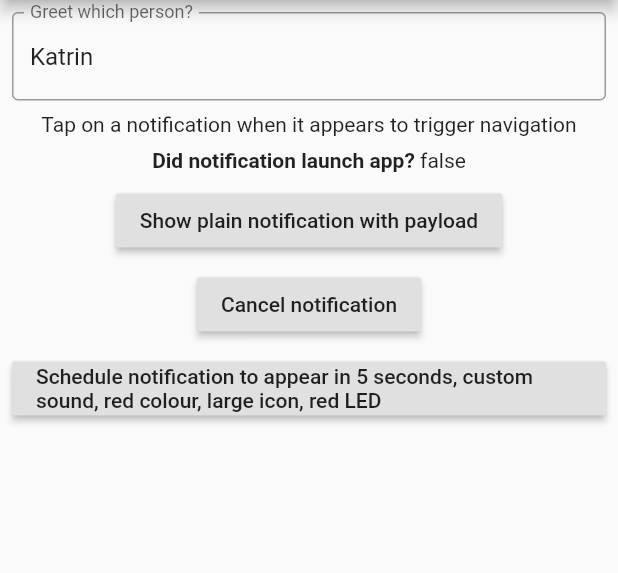
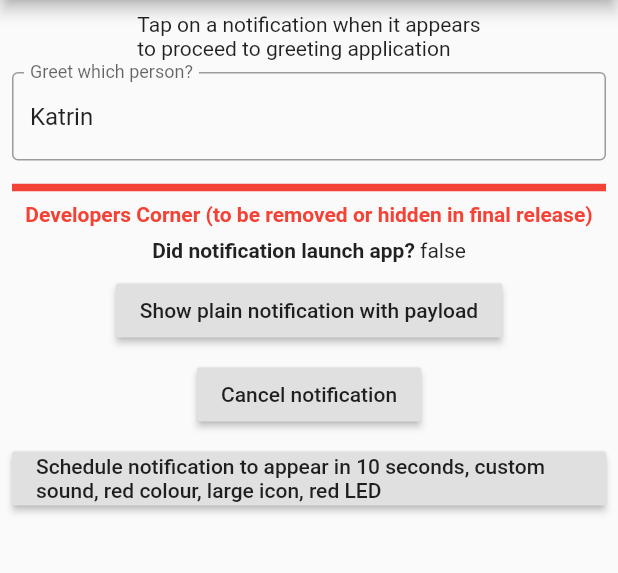
Before and after one commit to ascheman/ichdenkandich, a Flutter app: the screen it shows after launch, on a phone screen of 412 x 824 dp, the part 84-657 px from its top. Run offline on Flutter 3.47's test engine with Material 2 defaults, Android fonts, the phone set to English and light mode, and no system bars; our stand-ins replace flutter_local_notifications, logger, rxdart; missing offline and left inert: flutter_appavailability.

Commit message:
Introduce _developers corner_ (part of the screen for dev/test)

```diff
--- a/lib/main.dart
+++ b/lib/main.dart
@@ -125,6 +125,8 @@ class _MyHomePageState extends State<MyHomePage> {
 
   String targetPerson = "Katrin";
 
+  final testScheduledNotificationDelay = 10;
+
   @override
   void initState() {
     super.initState();
@@ -204,6 +206,11 @@ class _MyHomePageState extends State<MyHomePage> {
               children: <Widget>[
                 Padding(
                   padding: EdgeInsets.fromLTRB(0.0, 0.0, 0.0, 8.0),
+                  child: Text(
+                      'Tap on a notification when it appears\nto proceed to greeting application'),
+                ),
+                Padding(
+                    padding: EdgeInsets.fromLTRB(0.0, 0.0, 0.0, 8.0),
                     child: TextFormField(
                       decoration: InputDecoration(
                         border: OutlineInputBorder(),
@@ -215,12 +222,22 @@ class _MyHomePageState extends State<MyHomePage> {
                           targetPerson = textinput;
                         });
                       },
-                  )
+                    )),
+                const Divider(
+                  color: Colors.red,
+                  height: 20,
+                  thickness: 5,
+                  indent: 0,
+                  endIndent: 0,
                 ),
                 Padding(
                   padding: EdgeInsets.fromLTRB(0.0, 0.0, 0.0, 8.0),
-                  child: Text(
-                      'Tap on a notification when it appears to trigger navigation'),
+                  child: Text.rich(
+                    TextSpan(
+                        style: TextStyle(fontWeight: FontWeight.bold, color: Colors.red),
+                        text:
+                            'Developers Corner (to be removed or hidden in final release)'),
+                  ),
                 ),
                 Padding(
                   padding: EdgeInsets.fromLTRB(0.0, 0.0, 0.0, 8.0),
@@ -271,9 +288,9 @@ class _MyHomePageState extends State<MyHomePage> {
                 ),
                 PaddedRaisedButton(
                   buttonText:
-                      'Schedule notification to appear in 5 seconds, custom sound, red colour, large icon, red LED',
+                      'Schedule notification to appear in ${testScheduledNotificationDelay} seconds, custom sound, red colour, large icon, red LED',
                   onPressed: () async {
-                    await _scheduleNotification();
+                    await _scheduleTestNotification();
                   },
                 ),
               ],
@@ -301,9 +318,9 @@ class _MyHomePageState extends State<MyHomePage> {
   }
 
   /// Schedules a notification that specifies a different icon, sound and vibration pattern
-  Future<void> _scheduleNotification() async {
+  Future<void> _scheduleTestNotification() async {
     var scheduledNotificationDateTime =
-        DateTime.now().add(Duration(seconds: 5));
+        DateTime.now().add(Duration(seconds: testScheduledNotificationDelay));
     var vibrationPattern = Int64List(4);
     vibrationPattern[0] = 0;
     vibrationPattern[1] = 1000;
```
Lines whose indentation alone changed are shown as unchanged.
